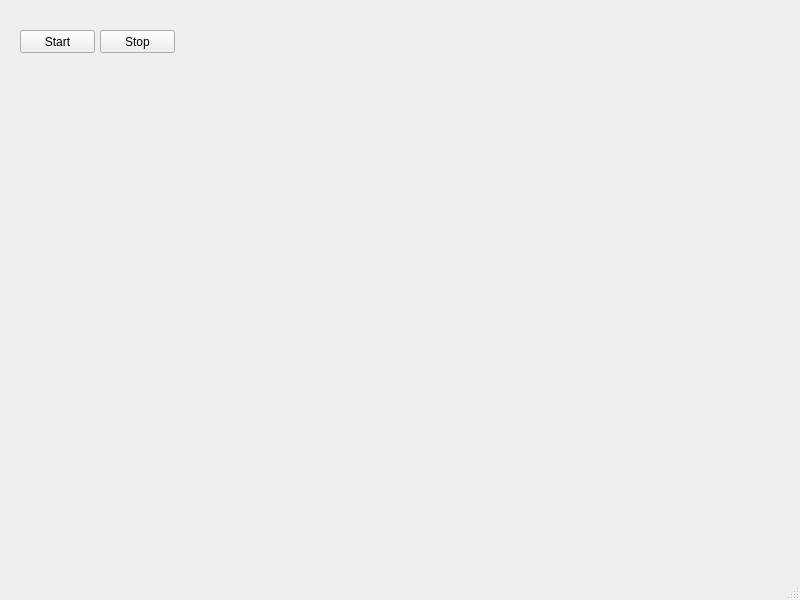
Qt form ui/main_window.ui (ionutm94/tools) before a commit.
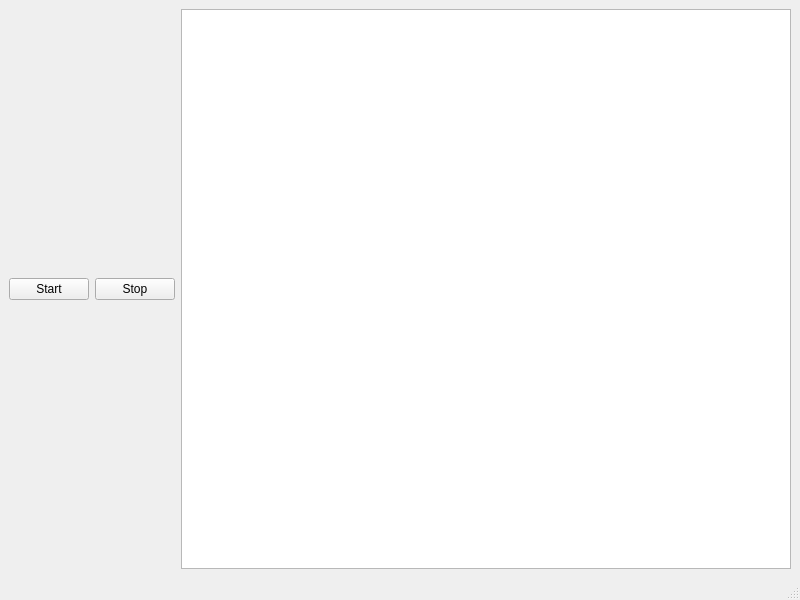
The same form after that commit.

Commit message: added text field for getter

Patch:
```diff
--- a/ui/main_window.ui
+++ b/ui/main_window.ui
@@ -14,32 +14,25 @@
    <string>MainWindow</string>
   </property>
   <widget class="QWidget" name="centralwidget">
-   <widget class="QPushButton" name="pushButton">
-    <property name="geometry">
-     <rect>
-      <x>20</x>
-      <y>30</y>
-      <width>75</width>
-      <height>23</height>
-     </rect>
-    </property>
+   <layout class="QHBoxLayout" name="horizontalLayout">
+    <item>
+     <widget class="QPushButton" name="startTextGetterButton">
     <property name="text">
      <string>Start</string>
     </property>
    </widget>
-   <widget class="QPushButton" name="pushButton_2">
-    <property name="geometry">
-     <rect>
-      <x>100</x>
-      <y>30</y>
-      <width>75</width>
-      <height>23</height>
-     </rect>
-    </property>
+    </item>
+    <item>
+     <widget class="QPushButton" name="stopTextGetterButton">
     <property name="text">
      <string>Stop</string>
     </property>
    </widget>
+    </item>
+    <item>
+     <widget class="QTextEdit" name="textGetterTextField"/>
+    </item>
+   </layout>
   </widget>
   <widget class="QMenuBar" name="menubar">
    <property name="geometry">
```
Lines whose indentation alone changed are shown as unchanged. The commit also changes 3 other files.
